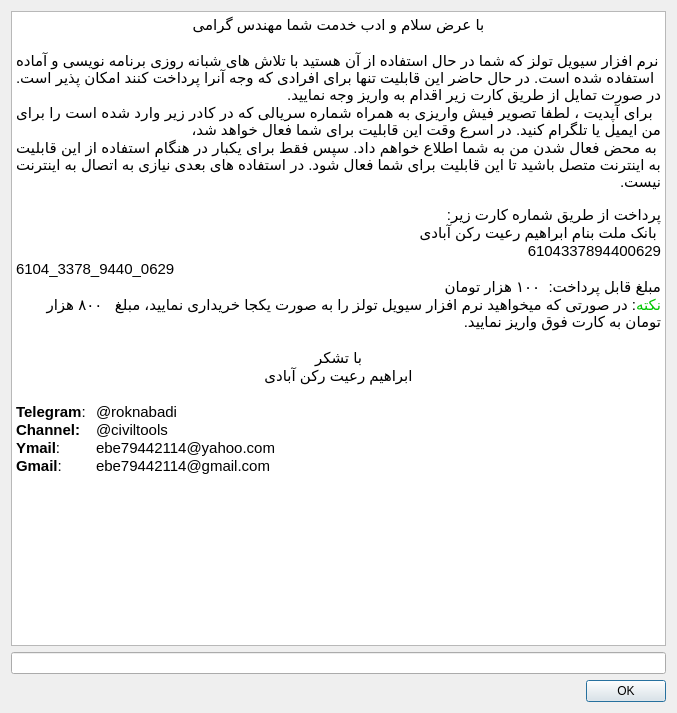
ebrahimraeyat/civilTools, file widgets/serial.ui: the form before one commit.
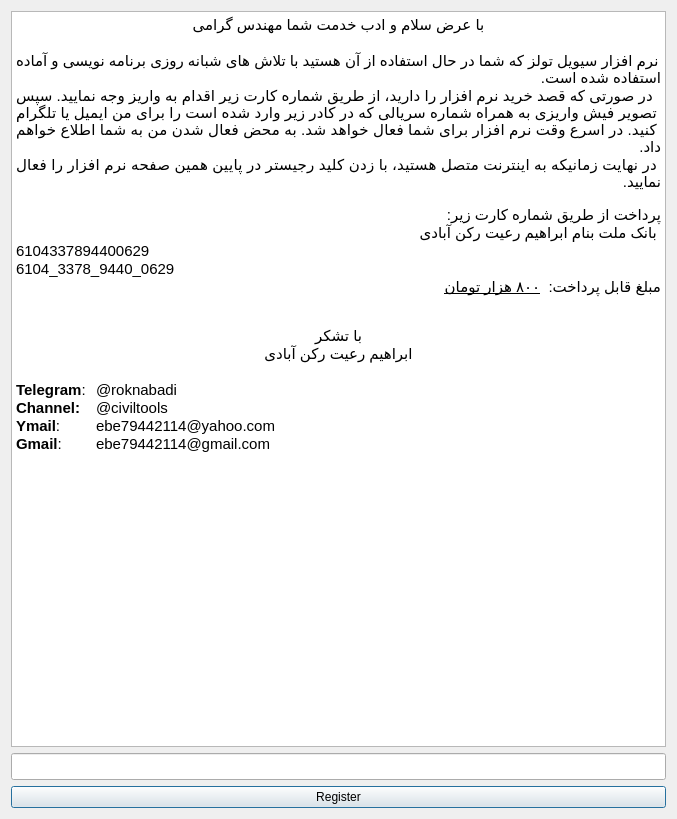
The form after the commit. Icons and pictures are not drawn.

Commit message: allow user to register

The edit to the form file:
```diff
--- a/widgets/serial.ui
+++ b/widgets/serial.ui
@@ -10,7 +10,7 @@
     <x>0</x>
     <y>0</y>
     <width>677</width>
-    <height>713</height>
+    <height>819</height>
    </rect>
   </property>
   <property name="windowTitle">
@@ -19,28 +19,26 @@
   <property name="modal">
    <bool>false</bool>
   </property>
-  <layout class="QHBoxLayout" name="horizontalLayout">
+  <layout class="QVBoxLayout" name="verticalLayout">
    <item>
-    <layout class="QVBoxLayout" name="verticalLayout">
-     <item>
-      <widget class="QTextEdit" name="textEdit">
-       <property name="html">
-        <string>&lt;!DOCTYPE HTML PUBLIC &quot;-//W3C//DTD HTML 4.0//EN&quot; &quot;http://www.w3.org/TR/REC-html40/strict.dtd&quot;&gt;
+    <widget class="QTextEdit" name="textEdit">
+     <property name="html">
+      <string>&lt;!DOCTYPE HTML PUBLIC &quot;-//W3C//DTD HTML 4.0//EN&quot; &quot;http://www.w3.org/TR/REC-html40/strict.dtd&quot;&gt;
 &lt;html&gt;&lt;head&gt;&lt;meta name=&quot;qrichtext&quot; content=&quot;1&quot; /&gt;&lt;style type=&quot;text/css&quot;&gt;
 p, li { white-space: pre-wrap; }
 &lt;/style&gt;&lt;/head&gt;&lt;body style=&quot; font-family:'MS Shell Dlg 2'; font-size:7.8pt; font-weight:400; font-style:normal;&quot;&gt;
 &lt;p align=&quot;center&quot; dir='rtl' style=&quot; margin-top:0px; margin-bottom:0px; margin-left:0px; margin-right:0px; -qt-block-indent:0; text-indent:0px;&quot;&gt;&lt;span style=&quot; font-family:'Ubuntu'; font-size:11pt;&quot;&gt;با عرض سلام و ادب خدمت شما مهندس گرامی&lt;/span&gt;&lt;/p&gt;
 &lt;p align=&quot;center&quot; dir='rtl' style=&quot;-qt-paragraph-type:empty; margin-top:0px; margin-bottom:0px; margin-left:0px; margin-right:0px; -qt-block-indent:0; text-indent:0px; font-family:'Ubuntu'; font-size:11pt;&quot;&gt;&lt;br /&gt;&lt;/p&gt;
-&lt;p align=&quot;justify&quot; dir='rtl' style=&quot; margin-top:0px; margin-bottom:0px; margin-left:0px; margin-right:0px; -qt-block-indent:0; text-indent:0px;&quot;&gt;&lt;span style=&quot; font-family:'Ubuntu'; font-size:11pt;&quot;&gt;نرم افزار سیویل تولز که شما در حال استفاده از آن هستید با تلاش های شبانه روزی برنامه نویسی و آماده استفاده شده است. در حال حاضر این قابلیت تنها برای افرادی که وجه آنرا پرداخت کنند امکان پذیر است.  در صورت تمایل از طریق کارت زیر اقدام به واریز وجه نمایید.&lt;/span&gt;&lt;/p&gt;
-&lt;p align=&quot;justify&quot; dir='rtl' style=&quot; margin-top:0px; margin-bottom:0px; margin-left:0px; margin-right:0px; -qt-block-indent:0; text-indent:0px;&quot;&gt;&lt;span style=&quot; font-family:'Ubuntu'; font-size:11pt;&quot;&gt; برای آپدیت ، لطفا تصویر فیش واریزی به همراه شماره سریالی که در کادر زیر وارد شده است را برای من ایمیل یا تلگرام کنید. در اسرع وقت این قابلیت برای شما فعال خواهد شد،&lt;/span&gt;&lt;/p&gt;
-&lt;p align=&quot;justify&quot; dir='rtl' style=&quot; margin-top:0px; margin-bottom:0px; margin-left:0px; margin-right:0px; -qt-block-indent:0; text-indent:0px;&quot;&gt;&lt;span style=&quot; font-family:'Ubuntu'; font-size:11pt;&quot;&gt;به محض فعال شدن من به شما اطلاع خواهم داد. سپس فقط برای یکبار در هنگام استفاده از این قابلیت به اینترنت متصل باشید تا این قابلیت برای شما فعال شود. در استفاده های بعدی نیازی به اتصال به اینترنت نیست.&lt;/span&gt;&lt;/p&gt;
+&lt;p align=&quot;justify&quot; dir='rtl' style=&quot; margin-top:0px; margin-bottom:0px; margin-left:0px; margin-right:0px; -qt-block-indent:0; text-indent:0px;&quot;&gt;&lt;span style=&quot; font-family:'Ubuntu'; font-size:11pt;&quot;&gt;نرم افزار سیویل تولز که شما در حال استفاده از آن هستید با تلاش های شبانه روزی برنامه نویسی و آماده استفاده شده است. &lt;/span&gt;&lt;/p&gt;
+&lt;p align=&quot;justify&quot; dir='rtl' style=&quot; margin-top:0px; margin-bottom:0px; margin-left:0px; margin-right:0px; -qt-block-indent:0; text-indent:0px;&quot;&gt;&lt;span style=&quot; font-family:'Ubuntu'; font-size:11pt;&quot;&gt; در صورتی که قصد خرید نرم افزار را دارید، از طریق شماره کارت زیر اقدام به واریز وجه نمایید. سپس تصویر فیش واریزی به همراه شماره سریالی که در کادر زیر وارد شده است را برای من ایمیل یا تلگرام کنید. در اسرع وقت نرم افزار برای شما فعال خواهد شد. به محض فعال شدن من به شما اطلاع خواهم داد.&lt;/span&gt;&lt;/p&gt;
+&lt;p align=&quot;justify&quot; dir='rtl' style=&quot; margin-top:0px; margin-bottom:0px; margin-left:0px; margin-right:0px; -qt-block-indent:0; text-indent:0px;&quot;&gt;&lt;span style=&quot; font-family:'Ubuntu'; font-size:11pt;&quot;&gt;در نهایت زمانیکه به اینترنت متصل هستید، با زدن کلید رجیستر در پایین همین صفحه نرم افزار را فعال نمایید.&lt;/span&gt;&lt;/p&gt;
 &lt;p align=&quot;right&quot; dir='rtl' style=&quot;-qt-paragraph-type:empty; margin-top:0px; margin-bottom:0px; margin-left:0px; margin-right:0px; -qt-block-indent:0; text-indent:0px; font-family:'Noto Sans'; font-size:10pt;&quot;&gt;&lt;br /&gt;&lt;/p&gt;
 &lt;p align=&quot;right&quot; dir='rtl' style=&quot; margin-top:0px; margin-bottom:0px; margin-left:0px; margin-right:0px; -qt-block-indent:0; text-indent:0px;&quot;&gt;&lt;span style=&quot; font-family:'Ubuntu'; font-size:11pt;&quot;&gt;پرداخت از طریق شماره کارت زیر:&lt;/span&gt;&lt;/p&gt;
 &lt;p align=&quot;right&quot; dir='rtl' style=&quot; margin-top:0px; margin-bottom:0px; margin-left:0px; margin-right:0px; -qt-block-indent:0; text-indent:0px;&quot;&gt;&lt;span style=&quot; font-family:'Ubuntu'; font-size:11pt;&quot;&gt; بانک ملت بنام ابراهیم رعیت&lt;/span&gt;&lt;span style=&quot; font-family:'Ubuntu'; font-size:11pt; color:#000000;&quot;&gt; رکن آبادی&lt;/span&gt;&lt;/p&gt;
-&lt;p align=&quot;right&quot; dir='rtl' style=&quot; margin-top:0px; margin-bottom:0px; margin-left:0px; margin-right:0px; -qt-block-indent:0; text-indent:0px;&quot;&gt;&lt;span style=&quot; font-family:'Ubuntu'; font-size:11pt; color:#000000;&quot;&gt;6104337894400629&lt;/span&gt;&lt;/p&gt;
+&lt;p style=&quot; margin-top:0px; margin-bottom:0px; margin-left:0px; margin-right:0px; -qt-block-indent:0; text-indent:0px;&quot;&gt;&lt;span style=&quot; font-family:'Ubuntu'; font-size:11pt; color:#000000;&quot;&gt;6104337894400629&lt;/span&gt;&lt;/p&gt;
 &lt;p style=&quot; margin-top:0px; margin-bottom:0px; margin-left:0px; margin-right:0px; -qt-block-indent:0; text-indent:0px;&quot;&gt;&lt;span style=&quot; font-family:'Ubuntu'; font-size:11pt; color:#000000;&quot;&gt;6104_3378_9440_0629&lt;/span&gt;&lt;/p&gt;
-&lt;p align=&quot;right&quot; dir='rtl' style=&quot; margin-top:0px; margin-bottom:0px; margin-left:0px; margin-right:0px; -qt-block-indent:0; text-indent:0px;&quot;&gt;&lt;span style=&quot; font-family:'Ubuntu'; font-size:11pt; color:#000000;&quot;&gt;مبلغ قابل پرداخت:  ۱۰۰ هزار تومان&lt;/span&gt;&lt;/p&gt;
-&lt;p align=&quot;right&quot; dir='rtl' style=&quot; margin-top:0px; margin-bottom:0px; margin-left:0px; margin-right:0px; -qt-block-indent:0; text-indent:0px;&quot;&gt;&lt;span style=&quot; font-family:'Ubuntu'; font-size:11pt; color:#00c700;&quot;&gt;نکته&lt;/span&gt;&lt;span style=&quot; font-family:'Ubuntu'; font-size:11pt; color:#000000;&quot;&gt;: در صورتی که میخواهید نرم افزار سیویل تولز را به صورت یکجا خریداری نمایید، مبلغ   ۸۰۰ هزار تومان به کارت فوق واریز نمایید.&lt;/span&gt;&lt;/p&gt;
+&lt;p align=&quot;right&quot; dir='rtl' style=&quot; margin-top:0px; margin-bottom:0px; margin-left:0px; margin-right:0px; -qt-block-indent:0; text-indent:0px;&quot;&gt;&lt;span style=&quot; font-family:'Ubuntu'; font-size:11pt; color:#000000;&quot;&gt;مبلغ قابل پرداخت:  &lt;/span&gt;&lt;span style=&quot; font-family:'Ubuntu'; font-size:11pt; text-decoration: underline; color:#000000;&quot;&gt;۸۰۰ هزار تومان&lt;/span&gt;&lt;/p&gt;
+&lt;p align=&quot;right&quot; dir='rtl' style=&quot;-qt-paragraph-type:empty; margin-top:0px; margin-bottom:0px; margin-left:0px; margin-right:0px; -qt-block-indent:0; text-indent:0px;&quot;&gt;&lt;br /&gt;&lt;/p&gt;
 &lt;p align=&quot;right&quot; dir='rtl' style=&quot;-qt-paragraph-type:empty; margin-top:0px; margin-bottom:0px; margin-left:0px; margin-right:0px; -qt-block-indent:0; text-indent:0px; font-family:'Ubuntu'; font-size:11pt; font-weight:600;&quot;&gt;&lt;br /&gt;&lt;/p&gt;
 &lt;p align=&quot;center&quot; dir='rtl' style=&quot; margin-top:0px; margin-bottom:0px; margin-left:0px; margin-right:0px; -qt-block-indent:0; text-indent:0px;&quot;&gt;&lt;span style=&quot; font-family:'Ubuntu'; font-size:11pt;&quot;&gt;با تشکر&lt;/span&gt;&lt;/p&gt;
 &lt;p align=&quot;center&quot; dir='rtl' style=&quot; margin-top:0px; margin-bottom:0px; margin-left:0px; margin-right:0px; -qt-block-indent:0; text-indent:0px;&quot;&gt;&lt;span style=&quot; font-family:'Ubuntu'; font-size:11pt;&quot;&gt;ابراهیم رعیت رکن آبادی&lt;/span&gt;&lt;/p&gt;
@@ -50,19 +48,36 @@
 &lt;p style=&quot; margin-top:0px; margin-bottom:0px; margin-left:0px; margin-right:0px; -qt-block-indent:0; text-indent:0px;&quot;&gt;&lt;span style=&quot; font-family:'Ubuntu'; font-size:11pt; font-weight:600;&quot;&gt;Ymail&lt;/span&gt;&lt;span style=&quot; font-family:'Ubuntu'; font-size:11pt;&quot;&gt;: 	ebe79442114@yahoo.com&lt;/span&gt;&lt;/p&gt;
 &lt;p style=&quot; margin-top:0px; margin-bottom:0px; margin-left:0px; margin-right:0px; -qt-block-indent:0; text-indent:0px;&quot;&gt;&lt;span style=&quot; font-family:'Ubuntu'; font-size:11pt; font-weight:600;&quot;&gt;Gmail&lt;/span&gt;&lt;span style=&quot; font-family:'Ubuntu'; font-size:11pt;&quot;&gt;: 	ebe79442114@gmail.com&lt;/span&gt;&lt;/p&gt;
 &lt;p align=&quot;right&quot; dir='rtl' style=&quot;-qt-paragraph-type:empty; margin-top:0px; margin-bottom:0px; margin-left:0px; margin-right:0px; -qt-block-indent:0; text-indent:0px; font-family:'Ubuntu'; font-size:11pt; font-weight:600;&quot;&gt;&lt;br /&gt;&lt;/p&gt;&lt;/body&gt;&lt;/html&gt;</string>
-       </property>
-      </widget>
-     </item>
+     </property>
+    </widget>
+   </item>
+   <item>
+    <widget class="QLineEdit" name="serial">
+     <property name="font">
+      <font>
+       <pointsize>12</pointsize>
+       <weight>75</weight>
+       <bold>true</bold>
+      </font>
+     </property>
+    </widget>
+   </item>
+   <item>
+    <layout class="QHBoxLayout" name="horizontalLayout">
      <item>
-      <widget class="QLineEdit" name="serial"/>
-     </item>
-     <item>
-      <widget class="QDialogButtonBox" name="buttonBox">
-       <property name="orientation">
-        <enum>Qt::Horizontal</enum>
+      <widget class="QPushButton" name="submit_button">
+       <property name="text">
+        <string>Register</string>
        </property>
-       <property name="standardButtons">
-        <set>QDialogButtonBox::Ok</set>
+       <property name="icon">
+        <iconset resource="../resource.qrc">
+         <normaloff>:/cfactor/images/Register.png</normaloff>:/cfactor/images/Register.png</iconset>
+       </property>
+       <property name="iconSize">
+        <size>
+         <width>120</width>
+         <height>120</height>
+        </size>
        </property>
       </widget>
      </item>
```
Left out of the diff: 39 changed lines with no effect on the pictures. The commit also changes 6 other files.
